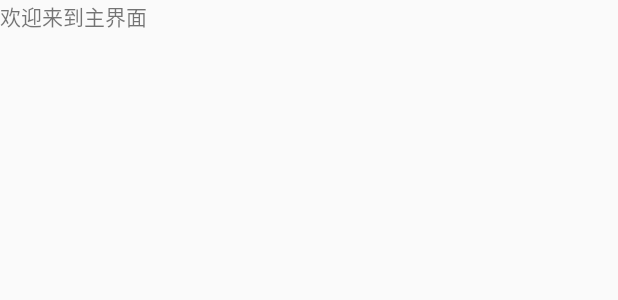
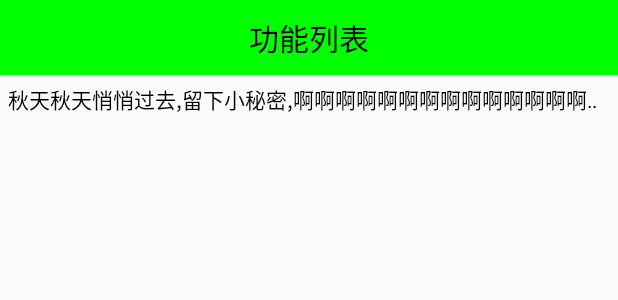
Before and after one commit to skriklgb/MobileSafe, an Android app: the layout activity_home.xml on its own in the app's theme, with its tools: preview values and no code run, on a phone screen of 412 x 824 dp. Shown: the top 300 px of the screen. Run offline under Robolectric (Android 15) with nearby library versions, the phone set to English and light mode, and no system bars.

Commit message:
2-2,home界面布局 模块：主界面 目的：主界面布局 1.相对布局中，文字居中的处理：android:gravity="center" 控件内部的东西居中 2.最顶部的头是公用的，如何简化--->将对应属性抽取到样式中去 	style="@style/TitleStyle" 3.单行滚动显示文字： android:ellipsize="marquee"

```diff
--- a/app/src/main/res/layout/activity_home.xml
+++ b/app/src/main/res/layout/activity_home.xml
@@ -1,14 +1,24 @@
 <?xml version="1.0" encoding="utf-8"?>
-<RelativeLayout
+<LinearLayout
     xmlns:android="http://schemas.android.com/apk/res/android"
     xmlns:tools="http://schemas.android.com/tools"
     android:layout_width="match_parent"
     android:layout_height="match_parent"
+    android:orientation="vertical"
     tools:context="skrik.lgb.mobilesafe.activity.HomeActivity">
+    <!-- 将对应属性抽取到样式中去 -->
+    <TextView
+        android:text="功能列表"
+        style="@style/TitleStyle"/>
 
+    <!-- android:ellipsize="end"添加省略点的所在位置 -->
     <TextView
-        android:layout_width="wrap_content"
+        android:layout_width="match_parent"
         android:layout_height="wrap_content"
-        android:text="欢迎来到主界面"/>
+        android:text="秋天秋天悄悄过去,留下小秘密,啊啊啊啊啊啊啊啊啊啊啊啊啊啊啊啊啊啊啊啊"
+        android:textColor="@color/black"
+        android:singleLine="true"
+        android:ellipsize="marquee"
+        android:padding="5dp"/>
 
-</RelativeLayout>
+</LinearLayout>
--- a/app/src/main/res/values/colors.xml
+++ b/app/src/main/res/values/colors.xml
@@ -3,4 +3,6 @@
     <color name="colorPrimary">#3F51B5</color>
     <color name="colorPrimaryDark">#303F9F</color>
     <color name="colorAccent">#FF4081</color>
+    <color name="green">#0f0</color>
+    <color name="black">#000</color>
 </resources>
--- a/app/src/main/res/values/styles.xml
+++ b/app/src/main/res/values/styles.xml
@@ -11,4 +11,15 @@
 
     </style>
 
+    <style name="TitleStyle" >
+
+        <item name="android:layout_width">match_parent</item>
+        <item name="android:layout_height">wrap_content</item>
+        <item name="android:background">@color/green</item>
+        <item name="android:padding">10dp</item>
+        <item name="android:gravity">center</item>
+        <item name="android:textColor">@color/black</item>
+        <item name="android:textSize">20sp</item>
+
+    </style>
 </resources>
```
